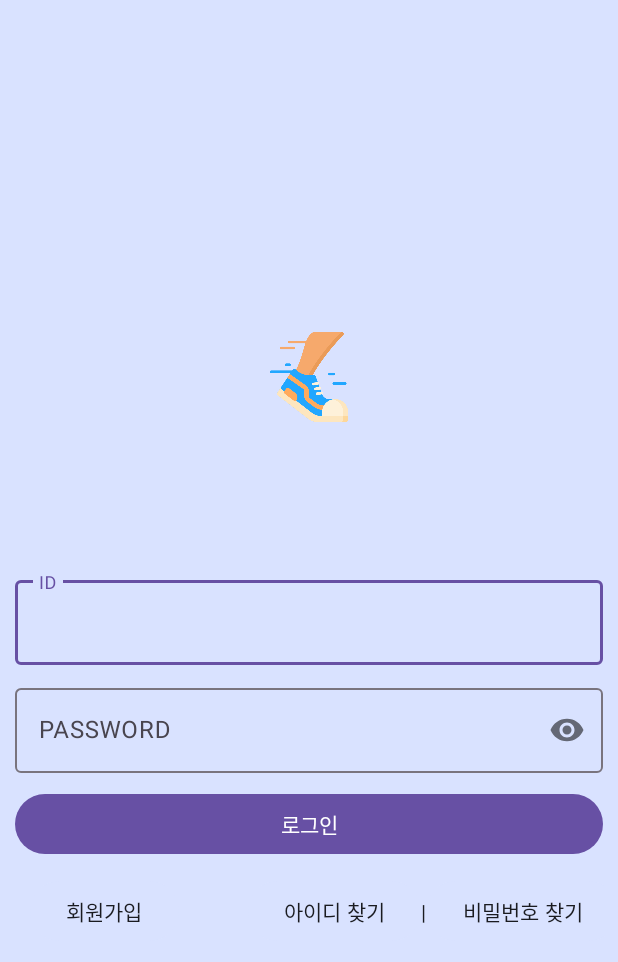
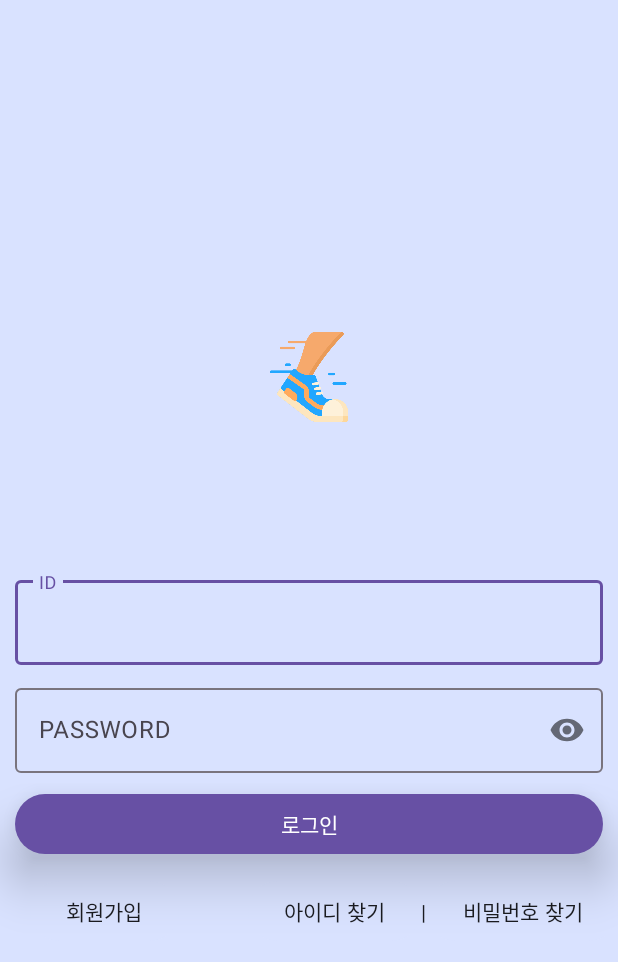
Before and after one commit to OhJunYoung21/Running_App, an Android app: the LoginActivity screen opened directly, with no data from a screen before it, on a phone screen of 412 x 824 dp. Shown: the top 962 px of the screen. Run offline under Robolectric (Android 15) with nearby library versions, the phone set to English and light mode, and no system bars; 1 statement that could not run was skipped.

Commit message:
login_UI commit

```diff
--- a/app/src/main/res/layout/activity_login.xml
+++ b/app/src/main/res/layout/activity_login.xml
@@ -54,14 +54,15 @@
 
     </com.google.android.material.textfield.TextInputLayout>
 
-
+@
     <com.google.android.material.button.MaterialButton
         android:id = "@+id/loginBtn"
         android:layout_width="match_parent"
         android:layout_height="wrap_content"
         android:layout_margin="10dp"
         android:text = "로그인"
-        android:elevation="5dp"
+        android:elevation="20dp"
+        android:stateListAnimator="@null"
         app:cornerRadius="@android:dimen/system_app_widget_background_radius"
         app:layout_constraintLeft_toLeftOf="parent"
         app:layout_constraintRight_toRightOf="parent"
```
